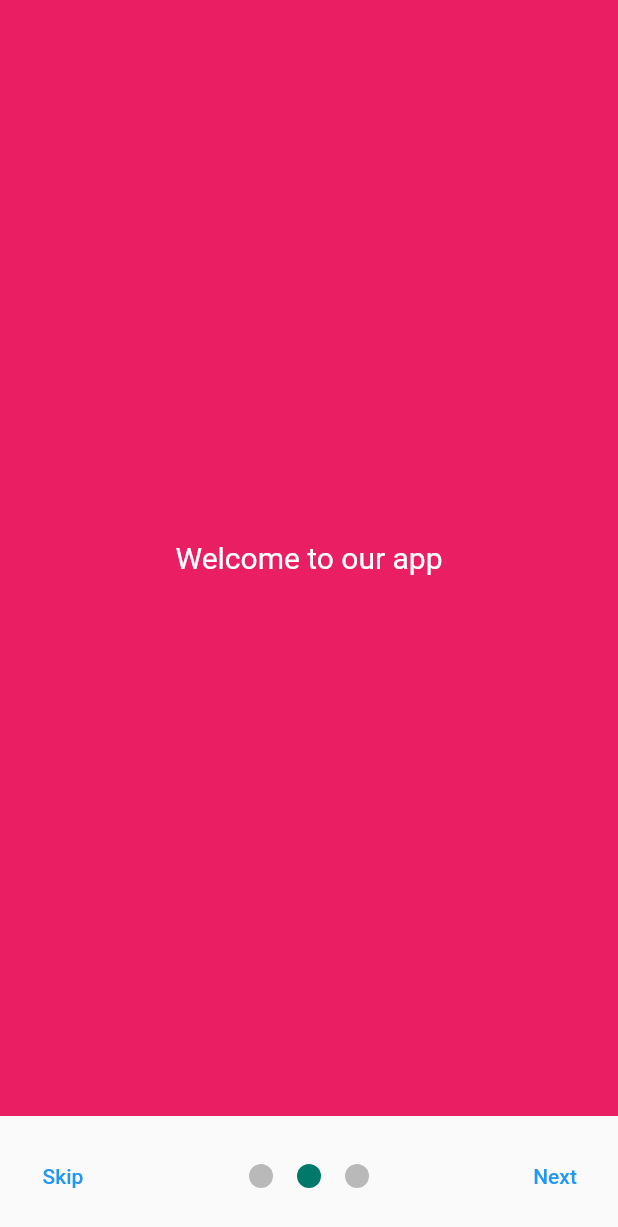
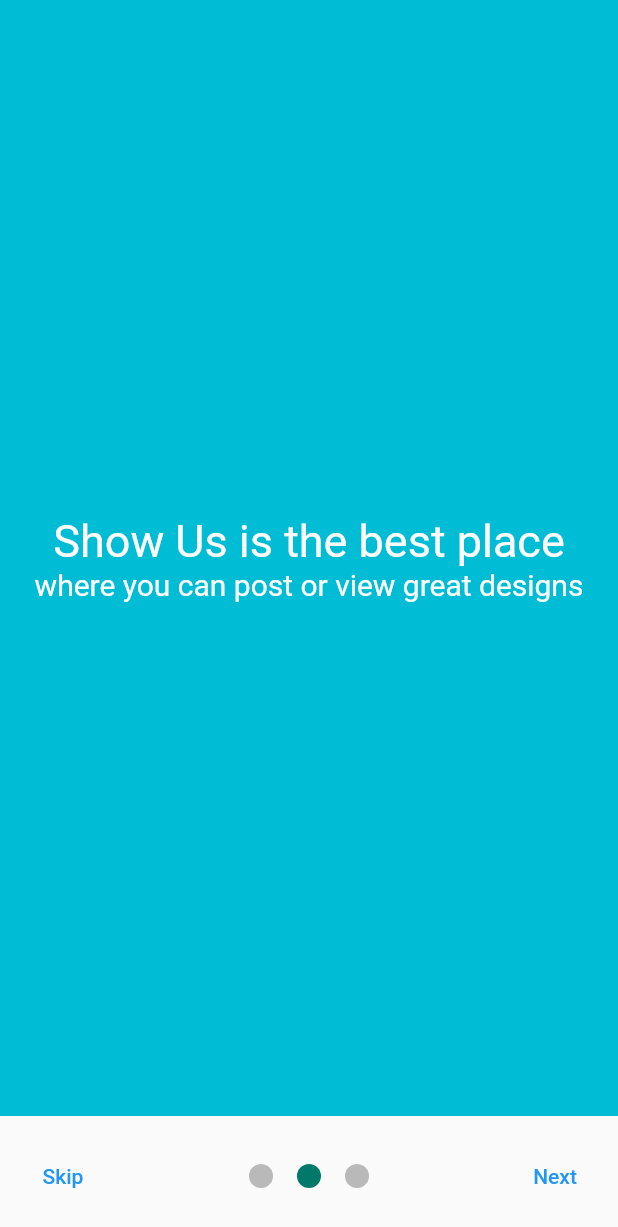
Before and after one commit to MoIbrahem/ExampleFlutter, a Flutter app: the screen it shows after launch, swiped to page 2, on a phone screen of 412 x 824 dp. Shown: the top 1227 px of the screen. Run offline on Flutter 3.47's test engine with Material 2 defaults, Android fonts, the phone set to English and light mode, and no system bars; drawn by our look-alikes of smooth_page_indicator; our stand-ins replace carousel_slider, cloud_firestore, dio, dotted_border, file_picker, firebase_auth and 5 more; accounts and stored records are empty.

Commit message:
edited onboarding texts

```diff
--- a/lib/onboarding/onboarding.dart
+++ b/lib/onboarding/onboarding.dart
@@ -31,30 +31,65 @@ class _OnBordingState extends State<OnBording> {
           },
           children: [
             Container(
-              color: Colors.teal.shade300,
+              color: Colors.blueAccent,
               child: const Center(
                 child: Text(
                   'Welcome to our app',
-                  style: TextStyle(fontSize: 20, color: Colors.white),
+                  style: TextStyle(
+                      fontSize: 35,
+                      color: Colors.white,
+                      fontWeight: FontWeight.bold),
                 ),
               ),
             ),
             Container(
-              color: Colors.pink,
-              child: const Center(
-                child: Text(
-                  'Welcome to our app',
-                  style: TextStyle(fontSize: 20, color: Colors.white),
-                ),
+              color: Colors.cyan,
+              child: Column(
+                mainAxisAlignment: MainAxisAlignment.center,
+                children: [
+                  Text(
+                    'Show Us is the best place',
+                    style: TextStyle(fontSize: 30, color: Colors.white),
+                  ),
+                  Text(
+                    'where you can post or view great designs',
+                    style: TextStyle(fontSize: 20, color: Colors.white),
+                  ),
+                ],
               ),
             ),
             Container(
-              color: Colors.blueGrey,
-              child: const Center(
-                child: Text(
-                  'Welcome to our app',
-                  style: TextStyle(fontSize: 20, color: Colors.white),
-                ),
+              color: Colors.lightBlue,
+              child: Column(
+                mainAxisAlignment: MainAxisAlignment.center,
+                children: [
+                  Text(
+                    'Just register',
+                    style: TextStyle(fontSize: 35, color: Colors.white),
+                  ),
+                  SizedBox(
+                    height: 20,
+                  ),
+                  Row(
+                    children: [
+                      Text(
+                        '  and get ready to ',
+                        style: TextStyle(fontSize: 20, color: Colors.white),
+                      ),
+                      Text(
+                        'Show Us',
+                        style: TextStyle(
+                            fontSize: 22,
+                            color: Colors.white,
+                            fontWeight: FontWeight.bold),
+                      ),
+                      Text(
+                        ' great designs ',
+                        style: TextStyle(fontSize: 20, color: Colors.white),
+                      ),
+                    ],
+                  )
+                ],
               ),
             ),
           ],
```
